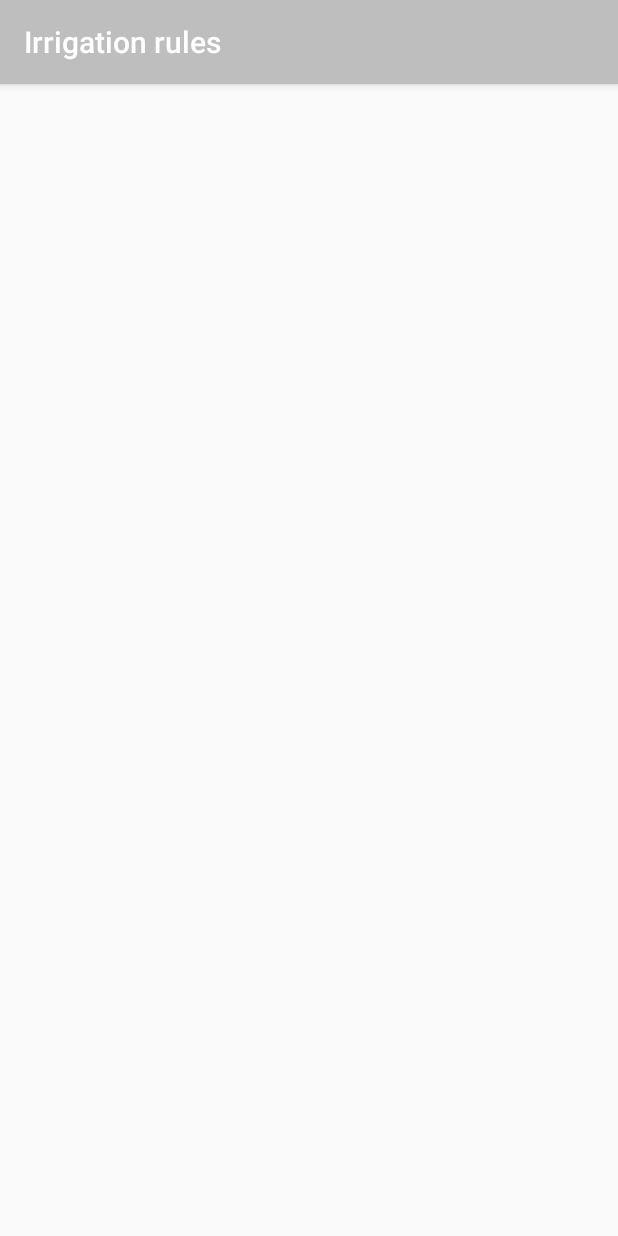
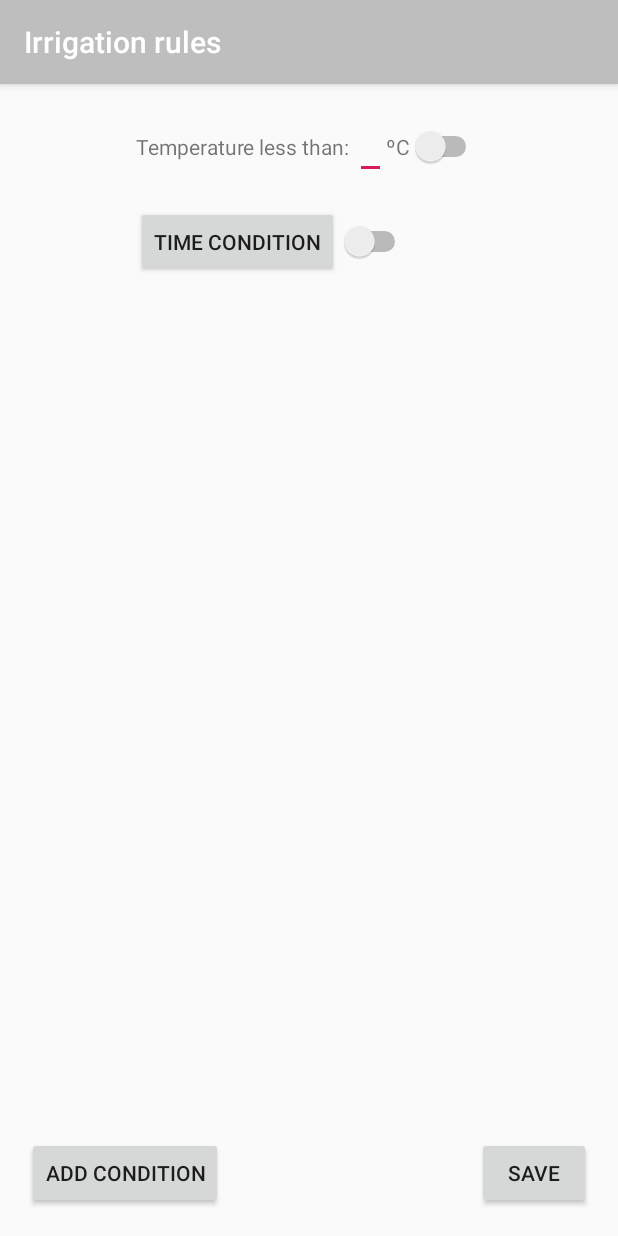
Before and after one commit to GarduinoTeam/Garduino, an Android app: the EditIrrigationRule screen opened directly, with no data from a screen before it, on a phone screen of 412 x 824 dp. Run offline under Robolectric (Android 15) with nearby library versions, the light colour scheme and no system bars.

Commit message:
Implemented the edition interface of rule conditions.

```diff
--- a/GarduinoAndroid/app/src/main/AndroidManifest.xml
+++ b/GarduinoAndroid/app/src/main/AndroidManifest.xml
@@ -22,6 +22,7 @@
         <activity android:name=".SettingsInformation"/>
         <activity android:name=".IrrigationRules"/>
         <activity android:name=".EditIrrigationRule"/>
+        <activity android:name=".TimeConditions"/>
     </application>
 
 </manifest>
--- a/GarduinoAndroid/app/src/main/java/com/example/garduinoandroid/EditIrrigationRule.java
+++ b/GarduinoAndroid/app/src/main/java/com/example/garduinoandroid/EditIrrigationRule.java
@@ -1,13 +1,22 @@
 package com.example.garduinoandroid;
 
+import android.content.Intent;
 import android.graphics.Color;
 import android.graphics.drawable.ColorDrawable;
 import android.os.Bundle;
+import android.view.View;
+import android.widget.Button;
 
 import androidx.appcompat.app.ActionBar;
 import androidx.appcompat.app.AppCompatActivity;
 
-public class EditIrrigationRule extends AppCompatActivity {
+import java.io.Serializable;
+
+public class EditIrrigationRule extends AppCompatActivity implements View.OnClickListener{
+    Button save;
+    Button add;
+    Button time;
+    Data obj;
     @Override
     protected void onCreate(Bundle savedInstanceState) {
         ActionBar actionBar = getSupportActionBar();
@@ -15,5 +24,41 @@ public class EditIrrigationRule extends AppCompatActivity {
         ((AppCompatActivity) this).getSupportActionBar().setTitle("Irrigation rules");
         super.onCreate(savedInstanceState);
         setContentView(R.layout.edit_irrigation_rule);
+
+        save = (Button) findViewById(R.id.saveConditons);
+        save.setOnClickListener(this);
+
+        add = (Button) findViewById(R.id.addCondition);
+        add.setOnClickListener(this);
+
+        time = (Button) findViewById(R.id.buttonTimeCondition);
+        time.setOnClickListener(this);
+
+        Bundle bundle = getIntent().getExtras();
+        if(bundle != null) {
+            obj = (Data) getIntent().getExtras().getSerializable("object");
+        }
+
+    }
+
+    @Override
+    public void onClick(View v) {
+        switch (v.getId()) {
+            case R.id.saveConditons:
+                Intent intentSave = new Intent(this, IrrigationRules.class);
+                intentSave.putExtra("object", (Serializable) obj);
+                startActivity(intentSave);
+                break;
+
+//            case R.id.addCondition:
+//                break;
+            case R.id.buttonTimeCondition:
+                Intent intentTime = new Intent(this, TimeConditions.class);
+                intentTime.putExtra("object", (Serializable) obj);
+                startActivity(intentTime);
+                break;
+            default:
+                break;
+        }
     }
 }
--- a/GarduinoAndroid/app/src/main/java/com/example/garduinoandroid/IrrigationRules.java
+++ b/GarduinoAndroid/app/src/main/java/com/example/garduinoandroid/IrrigationRules.java
@@ -66,6 +66,7 @@ public class IrrigationRules extends AppCompatActivity implements View.OnClickLi
             case R.id.buttonIrrigationRule1:
             case R.id.buttonIrrigationRule2:
                 Intent intentRule = new Intent(this, EditIrrigationRule.class);
+                intentRule.putExtra("object", (Serializable) obj);
                 startActivity(intentRule);
                 break;
             default:
--- /dev/null
+++ b/GarduinoAndroid/app/src/main/java/com/example/garduinoandroid/TimeConditions.java
@@ -0,0 +1,26 @@
+package com.example.garduinoandroid;
+
+import android.graphics.Color;
+import android.graphics.drawable.ColorDrawable;
+import android.os.Bundle;
+import android.view.View;
+
+import androidx.appcompat.app.ActionBar;
+import androidx.appcompat.app.AppCompatActivity;
+
+public class TimeConditions extends AppCompatActivity implements View.OnClickListener {
+
+    @Override
+    protected void onCreate(Bundle savedInstanceState) {
+        ActionBar actionBar = getSupportActionBar();
+        actionBar.setBackgroundDrawable(new ColorDrawable(Color.parseColor("#bebebe")));
+        ((AppCompatActivity) this).getSupportActionBar().setTitle("Irrigation rules");
+        super.onCreate(savedInstanceState);
+        setContentView(R.layout.time_conditions);
+    }
+
+    @Override
+    public void onClick(View v) {
+
+    }
+}
--- a/GarduinoAndroid/app/src/main/res/layout/edit_irrigation_rule.xml
+++ b/GarduinoAndroid/app/src/main/res/layout/edit_irrigation_rule.xml
@@ -1,6 +1,73 @@
 <?xml version="1.0" encoding="utf-8"?>
-<LinearLayout xmlns:android="http://schemas.android.com/apk/res/android"
+<RelativeLayout xmlns:android="http://schemas.android.com/apk/res/android"
     android:orientation="vertical" android:layout_width="match_parent"
-    android:layout_height="match_parent">
+    android:layout_height="match_parent"
+    android:layout_margin="18dp">
 
-</LinearLayout>
+    <LinearLayout
+        android:id="@+id/temperature"
+        android:layout_width="wrap_content"
+        android:layout_height="wrap_content"
+        android:orientation="horizontal"
+        android:layout_centerHorizontal="true">
+            <TextView
+                android:layout_width="wrap_content"
+                android:layout_height="wrap_content"
+                android:text="Temperature less than: " />
+
+            <EditText
+                android:layout_width="wrap_content"
+                android:layout_height="wrap_content" />
+            <TextView
+                android:layout_width="wrap_content"
+                android:layout_height="wrap_content"
+                android:text="ºC" />
+
+            <Switch
+                android:layout_width="wrap_content"
+                android:layout_height="wrap_content" />
+
+    </LinearLayout>
+
+
+
+    <LinearLayout
+        android:id="@+id/timeCondition"
+        android:layout_width="wrap_content"
+        android:layout_height="wrap_content"
+        android:orientation="horizontal"
+        android:layout_below="@+id/temperature"
+        android:paddingTop="18dp"
+        android:layout_alignLeft="@+id/temperature">
+
+        <Button
+            android:id="@+id/buttonTimeCondition"
+            android:layout_width="wrap_content"
+            android:layout_height="wrap_content"
+            android:text="Time condition" />
+
+        <Switch
+            android:layout_width="wrap_content"
+            android:layout_height="wrap_content"
+            />
+    </LinearLayout>
+
+    <Button
+        android:id="@+id/addCondition"
+        android:layout_width="wrap_content"
+        android:layout_height="wrap_content"
+        android:text="Add condition"
+        android:layout_alignParentBottom="true"
+        />
+
+    <Button
+        android:id="@+id/saveConditons"
+        android:layout_width="76dp"
+        android:layout_height="wrap_content"
+        android:layout_alignParentRight="true"
+        android:layout_alignParentBottom="true"
+        android:text="Save" />
+
+
+
+</RelativeLayout>
--- /dev/null
+++ b/GarduinoAndroid/app/src/main/res/layout/time_conditions.xml
@@ -0,0 +1,6 @@
+<?xml version="1.0" encoding="utf-8"?>
+<LinearLayout xmlns:android="http://schemas.android.com/apk/res/android"
+    android:orientation="vertical" android:layout_width="match_parent"
+    android:layout_height="match_parent">
+
+</LinearLayout>
```
